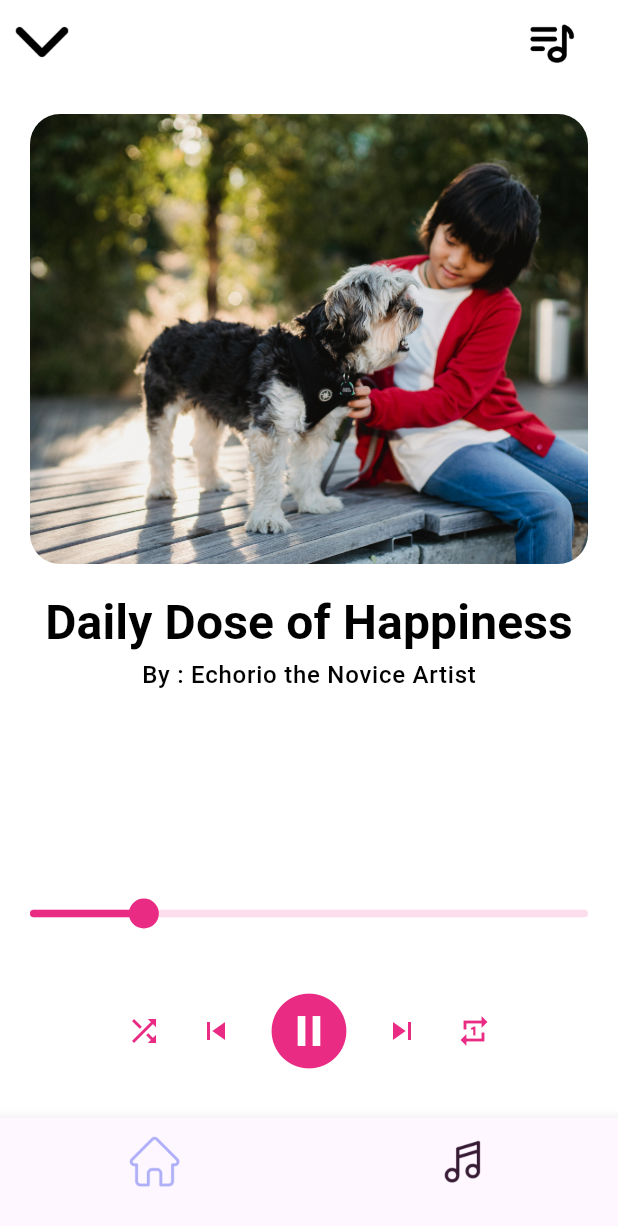
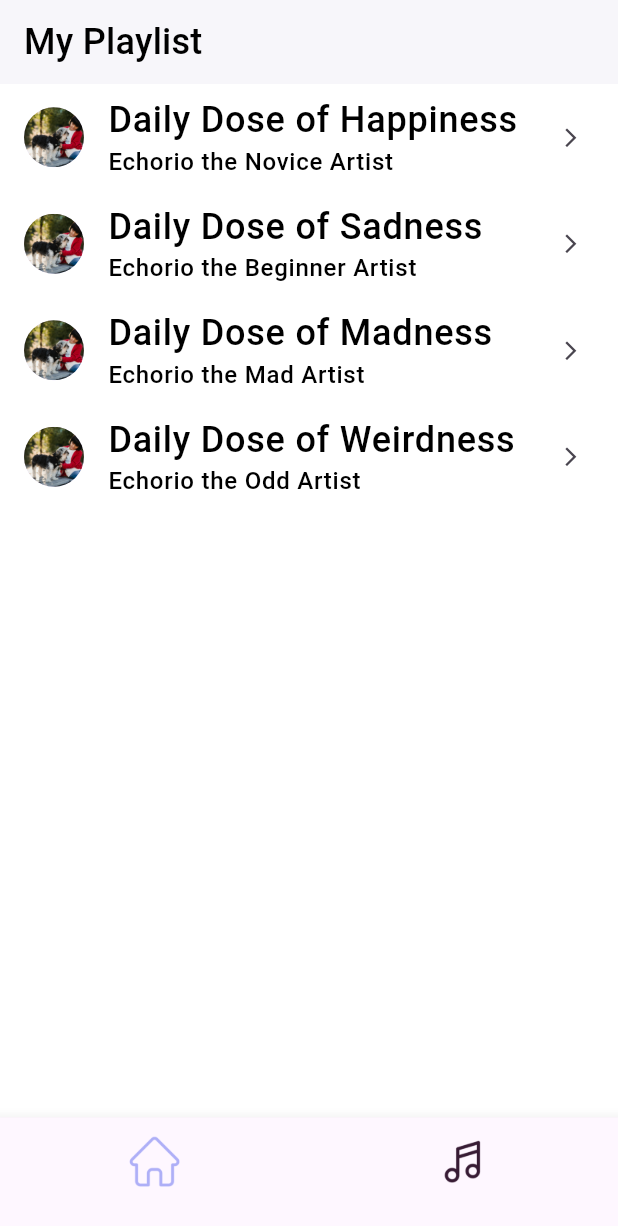
Before and after one commit to MinhNK251/Flutter-Mental-Health, a Flutter app: the screen it shows after launch, item 2 of the bottom bar chosen, on a phone screen of 412 x 824 dp. Shown: the top 1226 px of the screen. Run offline on Flutter 3.47's test engine with Material 3 defaults, Android fonts, the phone set to English and light mode, and no system bars; drawn by our look-alikes of audio_video_progress_bar; our stand-ins replace flutter_bloc, google_fonts.

Commit message:
Add PlaylistScreen

```diff
--- a/mental_health_app/lib/features/music/presentation/pages/music_player_screen.dart
+++ b/mental_health_app/lib/features/music/presentation/pages/music_player_screen.dart
@@ -11,7 +11,12 @@ class MusicPlayerScreen  extends StatelessWidget {
       appBar: AppBar(
         backgroundColor: DefaultColors.white,
         elevation: 0,
-        leading: Image.asset('assets/down-arrow.png'),
+        leading: GestureDetector(
+          child: Image.asset('assets/down-arrow.png'),
+          onTap: (){
+            Navigator.of(context).pop();
+          }
+        ),
         actions: [
           Image.asset('assets/transcript-icon.png'),
           const SizedBox(width: 16,)
--- /dev/null
+++ b/mental_health_app/lib/features/music/presentation/pages/playlist_screen.dart
@@ -0,0 +1,63 @@
+import 'package:flutter/material.dart';
+import 'package:mental_health_app/core/theme.dart';
+import 'package:mental_health_app/features/music/presentation/pages/music_player_screen.dart';
+
+class PlaylistScreen extends StatelessWidget {
+  PlaylistScreen({super.key});
+  final List<Map<String, String>> songs = [
+    {
+      'title': 'Daily Dose of Happiness',
+      'artist': 'Echorio the Novice Artist',
+      'thumbnail': 'assets/child-with-dog.jpeg',
+    },
+    {
+      'title': 'Daily Dose of Sadness',
+      'artist': 'Echorio the Beginner Artist',
+      'thumbnail': 'assets/child-with-dog.jpeg',
+    },
+    {
+      'title': 'Daily Dose of Madness',
+      'artist': 'Echorio the Mad Artist',
+      'thumbnail': 'assets/child-with-dog.jpeg',
+    },
+    {
+      'title': 'Daily Dose of Weirdness',
+      'artist': 'Echorio the Odd Artist',
+      'thumbnail': 'assets/child-with-dog.jpeg',
+    },
+  ];
+
+  @override
+  Widget build(BuildContext context) {
+    return Scaffold(
+      appBar: AppBar(
+        title: Text('My Playlist', style: Theme.of(context).textTheme.titleMedium,),
+        backgroundColor: DefaultColors.white,
+        elevation: 1,
+        centerTitle: false,
+      ),
+      body: Container(
+        color: DefaultColors.white,
+        child: ListView.builder(
+          itemCount: songs.length,
+          itemBuilder: (context, index){
+            return ListTile(
+              leading: CircleAvatar(
+                backgroundImage: AssetImage(songs[index]['thumbnail']!),
+              ),
+              trailing: Icon(Icons.arrow_forward_ios, size: 15),
+              title: Text(songs[index]['title']!, style: Theme.of(context).textTheme.labelMedium,),
+              subtitle: Text(songs[index]['artist']!, style: Theme.of(context).textTheme.labelSmall,),
+              onTap: (){
+                Navigator.push(
+                  context,
+                  MaterialPageRoute(builder: (context) => MusicPlayerScreen()),
+                );
+              },
+            );
+          },
+        ),
+      ),
+    );
+  }
+}
--- a/mental_health_app/lib/presentation/homePage/home_page.dart
+++ b/mental_health_app/lib/presentation/homePage/home_page.dart
@@ -1,7 +1,7 @@
 import 'package:flutter/material.dart';
 import 'package:flutter_bloc/flutter_bloc.dart';
 import 'package:mental_health_app/features/meditation/presentation/pages/meditation_screen.dart';
-import 'package:mental_health_app/features/music/presentation/pages/music_player_screen.dart';
+import 'package:mental_health_app/features/music/presentation/pages/playlist_screen.dart';
 import 'package:mental_health_app/presentation/bottomNavBar/bloc/navigation_bloc.dart';
 import 'package:mental_health_app/presentation/bottomNavBar/bloc/navigation_state.dart';
 import 'package:mental_health_app/presentation/bottomNavBar/widgets/bottom_nav_bar.dart';
@@ -11,7 +11,7 @@ class HomePage extends StatelessWidget {
 
   final List<Widget> pages = [
     MeditationScreen(),
-    MusicPlayerScreen(),
+    PlaylistScreen(),
   ];
 
   BottomNavigationBarItem createBottomNavItem(
```
